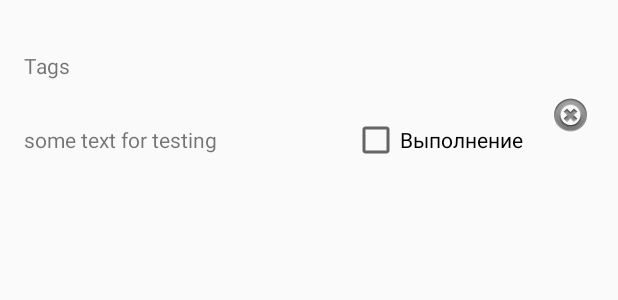
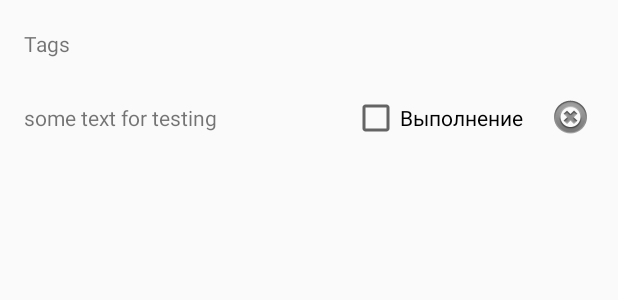
Before and after one commit to MEM1435ISO/-mobile-task-manager, an Android app: the layout item_note_list.xml on its own in the app's theme, with its tools: preview values and no code run, on a phone screen of 412 x 824 dp. Shown: the top 300 px of the screen. Run offline under Robolectric (Android 15) with nearby library versions, the phone set to English and light mode, and no system bars.

Commit message:
Adds tags

```diff
--- a/app/src/main/java/com/example/myapplication/screen/NoteDetailsActivity.java
+++ b/app/src/main/java/com/example/myapplication/screen/NoteDetailsActivity.java
@@ -74,6 +74,7 @@ public class NoteDetailsActivity extends AppCompatActivity {
                 if (textNote.getText().length() > 0) {
                     note.text = textNote.getText().toString();
                     note.tag = tags.getText().toString();//
+
                     note.done = false;
                     note.timestamp = System.currentTimeMillis();
                     if (getIntent().hasExtra(EXTRA_NOTE)) {
--- a/app/src/main/res/layout/item_note_list.xml
+++ b/app/src/main/res/layout/item_note_list.xml
@@ -3,7 +3,7 @@
     xmlns:tools="http://schemas.android.com/tools"
     android:orientation="vertical"
     android:layout_width="match_parent"
-    android:layout_height="160dp"
+    android:layout_height="130dp"
     android:paddingLeft="16dp"
     android:paddingRight="16dp"
     android:gravity="center">
@@ -49,6 +49,7 @@
             android:layout_width="wrap_content"
             android:layout_height="wrap_content"
             android:layout_marginLeft="16dp"
+            android:layout_marginTop="16dp"
             android:src="@android:drawable/ic_notification_clear_all" />
 
     </LinearLayout>
--- a/app/src/main/res/values/strings.xml
+++ b/app/src/main/res/values/strings.xml
@@ -1,5 +1,5 @@
 <resources>
-    <string name="app_name">My Application</string>
+    <string name="app_name">Мои дела</string>
     <string name="action_settings">Settings</string>
     <!-- Strings used for fragments for navigation -->
     <string name="first_fragment_label">First Fragment</string>
```
Also changed, not shown: app/src/main/java/com/example/myapplication/screen/Adapter.java (+8 -0 lines).
